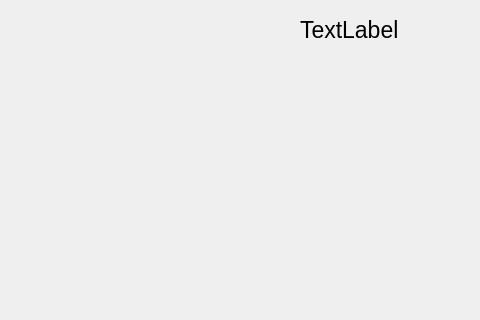
Qt form demo/base/basedialog.ui (heyuyi/qt-gui) before a commit; both pictures show x 320 to 800 and y 0 to 320 of the 800 by 480 pixel window.
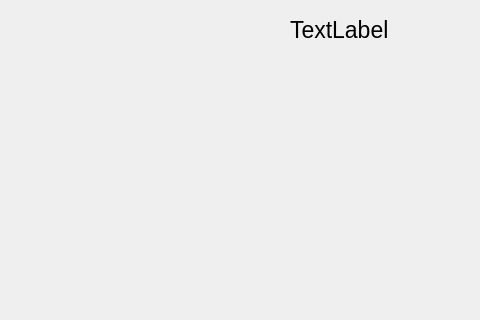
The same form after that commit. Icons and pictures are not drawn.

What changed in the file:
```diff
--- a/demo/base/basedialog.ui
+++ b/demo/base/basedialog.ui
@@ -35,7 +35,7 @@
   <widget class="QLabel" name="dateLabel">
    <property name="geometry">
     <rect>
-     <x>620</x>
+     <x>610</x>
      <y>15</y>
      <width>200</width>
      <height>30</height>
```
Left out of the diff: 3 changed lines with no effect on the pictures.
